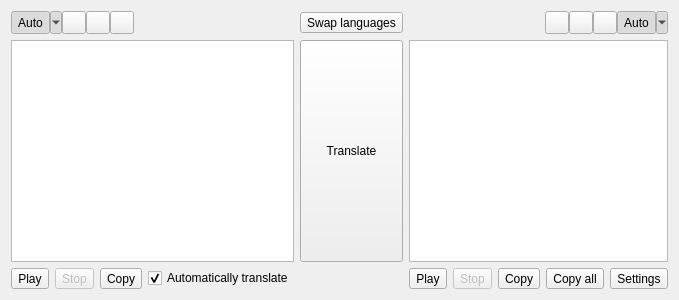
Before: the Qt Designer form src/mainwindow.ui in crow-translate/crow-translate, drawn with Qt 5.
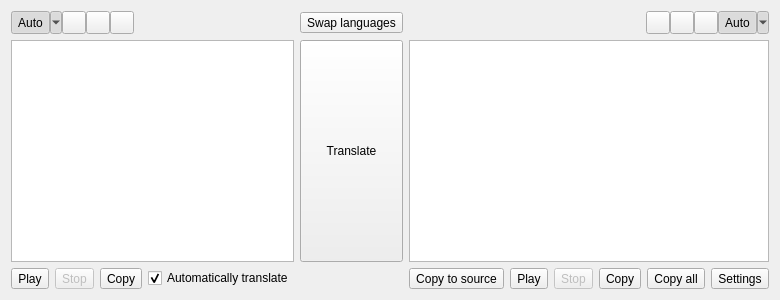
After: the same form once the commit is applied. Icons and pictures are not drawn.

Commit message: Add a button to copy translation to the source field

Patch:
```diff
--- a/src/mainwindow.ui
+++ b/src/mainwindow.ui
@@ -334,6 +334,20 @@
         </property>
        </spacer>
       </item>
+      <item>
+       <widget class="QToolButton" name="copyToSourceButton">
+        <property name="toolTip">
+         <string>Copy translation to the source field</string>
+        </property>
+        <property name="text">
+         <string>Copy to source</string>
+        </property>
+        <property name="icon">
+         <iconset theme="go-previous">
+          <normaloff>.</normaloff>.</iconset>
+        </property>
+       </widget>
+      </item>
       <item>
        <widget class="QToolButton" name="playTranslationButton">
         <property name="toolTip">
```
The commit also changes 6 other files.
